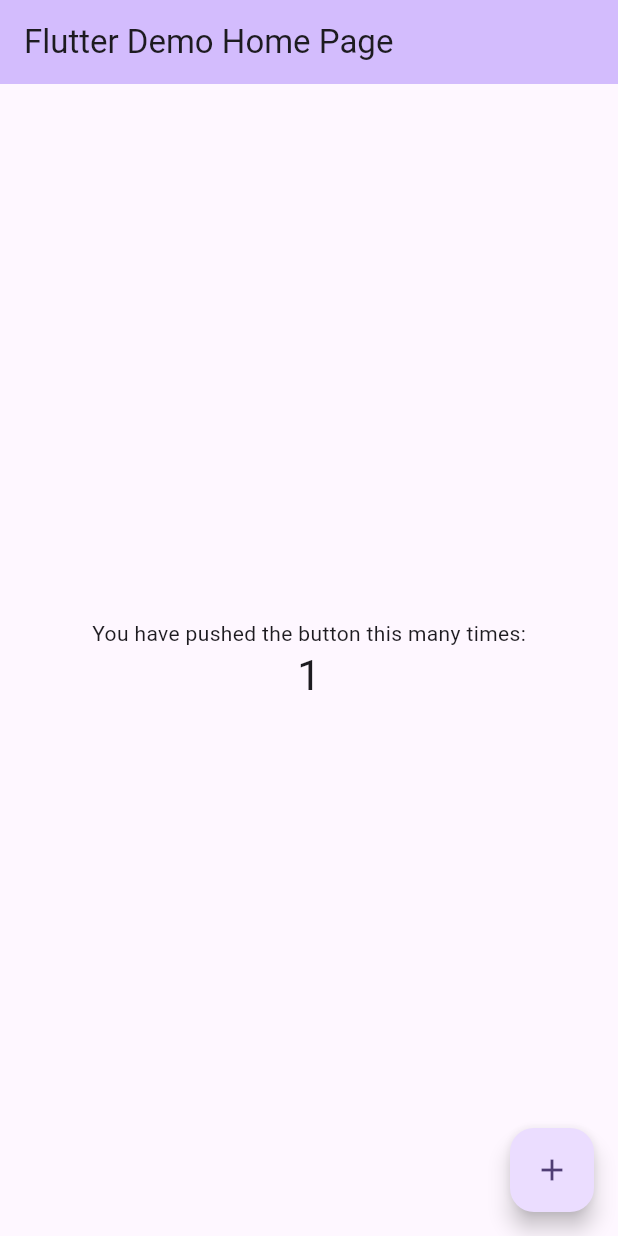
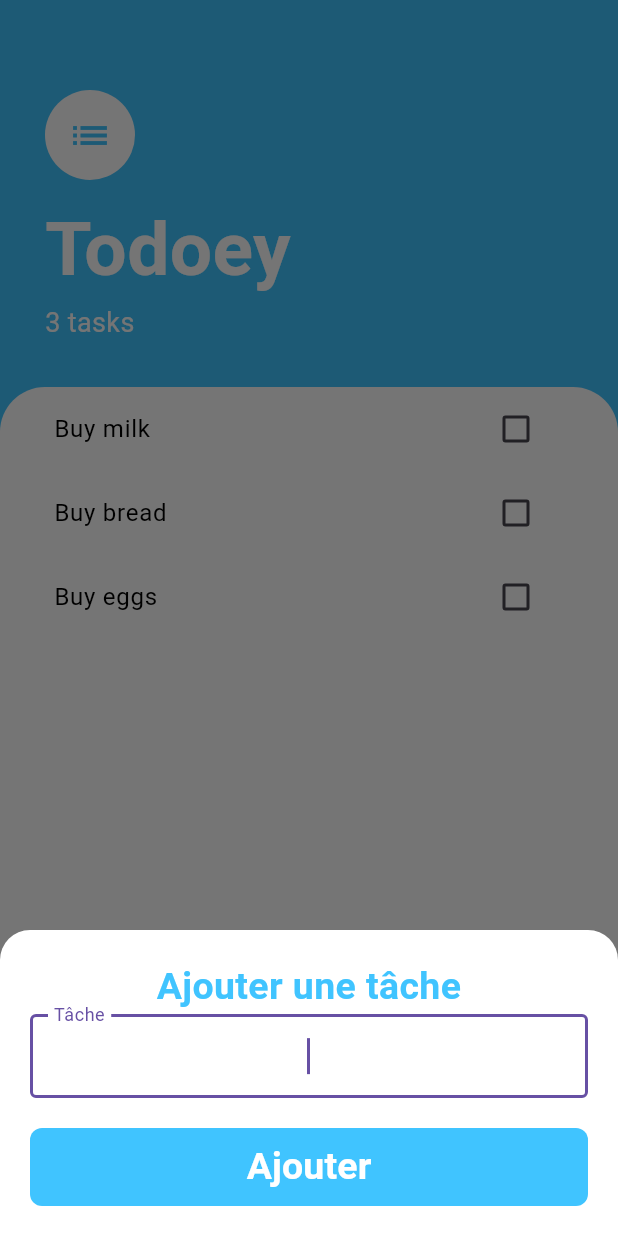
Before and after one commit to taphakebe99/todoey, a Flutter app: the screen it shows after launch, after a tap on the "add" icon, on a phone screen of 412 x 824 dp. Run offline on Flutter 3.47's test engine with Material 3 defaults, Android fonts, the phone set to English and light mode, and no system bars.

Commit message:
completing the project

```diff
--- a/lib/main.dart
+++ b/lib/main.dart
@@ -1,4 +1,7 @@
 import 'package:flutter/material.dart';
+import 'package:provider/provider.dart';
+import 'package:todo/screens/task_screen.dart';
+import 'package:todo/service/task_data.dart';
 
 void main() {
   runApp(const MyApp());
@@ -7,119 +10,13 @@ void main() {
 class MyApp extends StatelessWidget {
   const MyApp({super.key});
 
-  // This widget is the root of your application.
   @override
   Widget build(BuildContext context) {
-    return MaterialApp(
-      title: 'Flutter Demo',
-      theme: ThemeData(
-        // This is the theme of your application.
-        //
-        // TRY THIS: Try running your application with "flutter run". You'll see
-        // the application has a purple toolbar. Then, without quitting the app,
-        // try changing the seedColor in the colorScheme below to Colors.green
-        // and then invoke "hot reload" (save your changes or press the "hot
-        // reload" button in a Flutter-supported IDE, or press "r" if you used
-        // the command line to start the app).
-        //
-        // Notice that the counter didn't reset back to zero; the application
-        // state is not lost during the reload. To reset the state, use hot
-        // restart instead.
-        //
-        // This works for code too, not just values: Most code changes can be
-        // tested with just a hot reload.
-        colorScheme: ColorScheme.fromSeed(seedColor: Colors.deepPurple),
-        useMaterial3: true,
+    return ChangeNotifierProvider(
+      create: (BuildContext context) => TaskData(),
+      child: MaterialApp(
+        home: TasksScreen(),
       ),
-      home: const MyHomePage(title: 'Flutter Demo Home Page'),
     );
   }
 }
-
-class MyHomePage extends StatefulWidget {
-  const MyHomePage({super.key, required this.title});
-
-  // This widget is the home page of your application. It is stateful, meaning
-  // that it has a State object (defined below) that contains fields that affect
-  // how it looks.
-
-  // This class is the configuration for the state. It holds the values (in this
-  // case the title) provided by the parent (in this case the App widget) and
-  // used by the build method of the State. Fields in a Widget subclass are
-  // always marked "final".
-
-  final String title;
-
-  @override
-  State<MyHomePage> createState() => _MyHomePageState();
-}
-
-class _MyHomePageState extends State<MyHomePage> {
-  int _counter = 0;
-
-  void _incrementCounter() {
-    setState(() {
-      // This call to setState tells the Flutter framework that something has
-      // changed in this State, which causes it to rerun the build method below
-      // so that the display can reflect the updated values. If we changed
-      // _counter without calling setState(), then the build method would not be
-      // called again, and so nothing would appear to happen.
-      _counter++;
-    });
-  }
-
-  @override
-  Widget build(BuildContext context) {
-    // This method is rerun every time setState is called, for instance as done
-    // by the _incrementCounter method above.
-    //
-    // The Flutter framework has been optimized to make rerunning build methods
-    // fast, so that you can just rebuild anything that needs updating rather
-    // than having to individually change instances of widgets.
-    return Scaffold(
-      appBar: AppBar(
-        // TRY THIS: Try changing the color here to a specific color (to
-        // Colors.amber, perhaps?) and trigger a hot reload to see the AppBar
-        // change color while the other colors stay the same.
-        backgroundColor: Theme.of(context).colorScheme.inversePrimary,
-        // Here we take the value from the MyHomePage object that was created by
-        // the App.build method, and use it to set our appbar title.
-        title: Text(widget.title),
-      ),
-      body: Center(
-        // Center is a layout widget. It takes a single child and positions it
-        // in the middle of the parent.
-        child: Column(
-          // Column is also a layout widget. It takes a list of children and
-          // arranges them vertically. By default, it sizes itself to fit its
-          // children horizontally, and tries to be as tall as its parent.
-          //
-          // Column has various properties to control how it sizes itself and
-          // how it positions its children. Here we use mainAxisAlignment to
-          // center the children vertically; the main axis here is the vertical
-          // axis because Columns are vertical (the cross axis would be
-          // horizontal).
-          //
-          // TRY THIS: Invoke "debug painting" (choose the "Toggle Debug Paint"
-          // action in the IDE, or press "p" in the console), to see the
-          // wireframe for each widget.
-          mainAxisAlignment: MainAxisAlignment.center,
-          children: <Widget>[
-            const Text(
-              'You have pushed the button this many times:',
-            ),
-            Text(
-              '$_counter',
-              style: Theme.of(context).textTheme.headlineMedium,
-            ),
-          ],
-        ),
-      ),
-      floatingActionButton: FloatingActionButton(
-        onPressed: _incrementCounter,
-        tooltip: 'Increment',
-        child: const Icon(Icons.add),
-      ), // This trailing comma makes auto-formatting nicer for build methods.
-    );
-  }
-}
--- /dev/null
+++ b/lib/models/task.dart
@@ -0,0 +1,9 @@
+class Task {
+  final String name;
+  bool isDone;
+  Task({required this.name, this.isDone = false});
+
+  void toggleDone() {
+    isDone = !isDone;
+  }
+}
--- /dev/null
+++ b/lib/screens/add_task_screen.dart
@@ -0,0 +1,75 @@
+import 'package:flutter/material.dart';
+import 'package:provider/provider.dart';
+import 'package:todo/service/task_data.dart';
+
+import '../models/task.dart';
+
+class AddTaskScreen extends StatelessWidget {
+  @override
+  Widget build(BuildContext context) {
+    String taskTitle = '';
+
+    return Container(
+      color: const Color(0xff757575),
+      child: Container(
+        padding: const EdgeInsets.all(20.0),
+        decoration: const BoxDecoration(
+          color: Colors.white,
+          borderRadius: BorderRadius.only(
+            topLeft: Radius.circular(20.0),
+            topRight: Radius.circular(20.0),
+          ),
+        ),
+        child: Column(
+          crossAxisAlignment: CrossAxisAlignment.stretch,
+          children: [
+            const Text(
+              'Ajouter une tâche',
+              textAlign: TextAlign.center,
+              style: TextStyle(
+                color: Colors.lightBlueAccent,
+                fontSize: 25.0,
+                fontWeight: FontWeight.bold,
+              ),
+            ),
+            TextField(
+              autofocus: true,
+              textAlign: TextAlign.center,
+              decoration: const InputDecoration(
+                border: OutlineInputBorder(),
+                labelText: 'Tâche',
+              ),
+              onChanged: (newValue) {
+                taskTitle = newValue;
+              },
+            ),
+            const SizedBox(
+              height: 20.0,
+            ),
+            TextButton(
+              style: TextButton.styleFrom(
+                backgroundColor: Colors.lightBlueAccent,
+                shape: const RoundedRectangleBorder(
+                  borderRadius: BorderRadius.all(Radius.circular(8)),
+                ),
+              ),
+              onPressed: () {
+                Provider.of<TaskData>(context, listen: false)
+                    .addTask(taskTitle);
+                Navigator.pop(context);
+              },
+              child: const Text(
+                'Ajouter',
+                style: TextStyle(
+                  color: Colors.white,
+                  fontSize: 25.0,
+                  fontWeight: FontWeight.bold,
+                ),
+              ),
+            )
+          ],
+        ),
+      ),
+    );
+  }
+}
--- /dev/null
+++ b/lib/screens/task_screen.dart
@@ -0,0 +1,93 @@
+import 'package:flutter/material.dart';
+import 'package:provider/provider.dart';
+import 'package:todo/screens/add_task_screen.dart';
+import 'package:todo/service/task_data.dart';
+import 'package:todo/widgets/list_tasks.dart';
+
+class TasksScreen extends StatelessWidget {
+  @override
+  Widget build(BuildContext context) {
+    return Scaffold(
+      backgroundColor: Colors.lightBlueAccent,
+      floatingActionButton: FloatingActionButton(
+        backgroundColor: Colors.lightBlueAccent,
+        child: const Icon(
+          Icons.add,
+          color: Colors.white,
+        ),
+        onPressed: () {
+          showModalBottomSheet(
+            context: context,
+            isScrollControlled: true,
+            builder: (context) => SingleChildScrollView(
+              child: Container(
+                padding: EdgeInsets.only(
+                    bottom: MediaQuery.of(context).viewInsets.bottom),
+                child: AddTaskScreen(),
+              ),
+            ),
+            //builder: (context) => const AddTaskScreen(),
+          );
+        },
+      ),
+      body: Column(
+        crossAxisAlignment: CrossAxisAlignment.start,
+        children: [
+          Container(
+            padding: const EdgeInsets.only(
+              top: 60.0,
+              left: 30.0,
+              bottom: 30.0,
+              right: 30.0,
+            ),
+            child: Column(
+              crossAxisAlignment: CrossAxisAlignment.start,
+              children: [
+                const CircleAvatar(
+                  backgroundColor: Colors.white,
+                  radius: 30.0,
+                  child: Icon(
+                    Icons.list,
+                    color: Colors.lightBlueAccent,
+                    size: 30.0,
+                  ),
+                ),
+                const SizedBox(
+                  height: 10.0,
+                ),
+                const Text(
+                  'Todoey',
+                  style: TextStyle(
+                    color: Colors.white,
+                    fontSize: 50.0,
+                    fontWeight: FontWeight.w700,
+                  ),
+                ),
+                Text(
+                  '${Provider.of<TaskData>(context).taskCount} tasks',
+                  style: const TextStyle(
+                    color: Colors.white,
+                    fontSize: 18.0,
+                  ),
+                ),
+              ],
+            ),
+          ),
+          Expanded(
+            child: Container(
+              padding: const EdgeInsets.symmetric(horizontal: 20.0),
+              decoration: const BoxDecoration(
+                color: Colors.white,
+                borderRadius: BorderRadius.only(
+                  topLeft: Radius.circular(30.0),
+                  topRight: Radius.circular(30.0),
+                ),
+              ),
+              child: TasksList(),
+            ),
+          ),
+        ],
+      ),
+    );
+  }
+}
--- /dev/null
+++ b/lib/service/task_data.dart
@@ -0,0 +1,36 @@
+import 'dart:collection';
+
+import 'package:flutter/cupertino.dart';
+import 'package:todo/models/task.dart';
+
+class TaskData extends ChangeNotifier {
+  final List<Task> _tasks = [
+    Task(name: 'Buy milk'),
+    Task(name: 'Buy bread'),
+    Task(name: 'Buy eggs'),
+  ];
+
+  UnmodifiableListView<Task> get tasks {
+    return UnmodifiableListView(_tasks);
+  }
+
+  int get taskCount {
+    return _tasks.length;
+  }
+
+  void addTask(String taskTitle) {
+    Task task = Task(name: taskTitle);
+    _tasks.add(task);
+    notifyListeners();
+  }
+
+  void updateData(Task task) {
+    task.toggleDone();
+    notifyListeners();
+  }
+
+  void deleteTask(Task task) {
+    _tasks.remove(task);
+    notifyListeners();
+  }
+}
--- /dev/null
+++ b/lib/widgets/list_tasks.dart
@@ -0,0 +1,26 @@
+import 'package:flutter/material.dart';
+import 'package:provider/provider.dart';
+import 'package:todo/widgets/list_tile.dart';
+import '../service/task_data.dart';
+
+class TasksList extends StatelessWidget {
+  @override
+  Widget build(BuildContext context) {
+    return Consumer<TaskData>(builder: (context, taskData, child) {
+      return ListView.builder(
+        itemBuilder: (context, index) {
+          final task = taskData.tasks[index];
+          return TaskTile(
+            taskTitle: task.name,
+            isChecked: task.isDone,
+            checkcboxCallback: (checkboxState) {
+              taskData.updateData(task);
+            },
+            longPressCallback: () => taskData.deleteTask(task),
+          );
+        },
+        itemCount: taskData.taskCount,
+      );
+    });
+  }
+}
--- /dev/null
+++ b/lib/widgets/list_tile.dart
@@ -0,0 +1,35 @@
+import 'package:flutter/material.dart';
+import 'package:provider/provider.dart';
+import 'package:todo/models/task.dart';
+import 'package:todo/service/task_data.dart';
+
+class TaskTile extends StatelessWidget {
+  final bool isChecked;
+  final String taskTitle;
+  final ValueChanged<bool?> checkcboxCallback;
+  final GestureLongPressCallback longPressCallback;
+
+  TaskTile(
+      {required this.taskTitle,
+      required this.isChecked,
+      required this.checkcboxCallback,
+      required this.longPressCallback});
+
+  @override
+  Widget build(BuildContext context) {
+    return ListTile(
+        onLongPress: longPressCallback,
+        title: Text(
+          taskTitle,
+          style: TextStyle(
+            color: Colors.black,
+            decoration: isChecked ? TextDecoration.lineThrough : null,
+          ),
+        ),
+        trailing: Checkbox(
+          value: isChecked,
+          activeColor: Colors.lightBlueAccent,
+          onChanged: checkcboxCallback,
+        ));
+  }
+}
--- a/pubspec.yaml
+++ b/pubspec.yaml
@@ -35,6 +35,7 @@ dependencies:
   # The following adds the Cupertino Icons font to your application.
   # Use with the CupertinoIcons class for iOS style icons.
   cupertino_icons: ^1.0.8
+  provider: ^6.1.2
 
 dev_dependencies:
   flutter_test:
```
Also changed, not shown: pubspec.lock.
